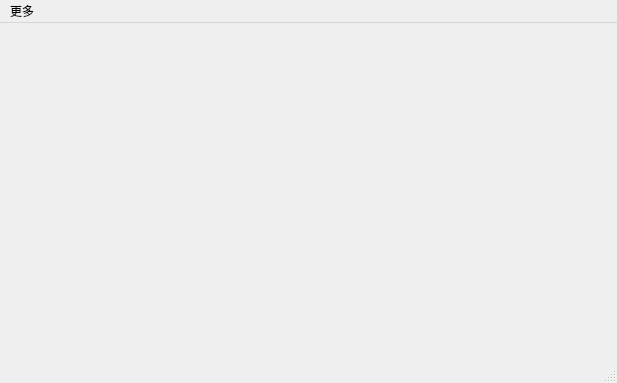
The window that aria2Launcher.ui (15dd/Aria2_Launcher) describes before a commit, drawn with Qt 5.
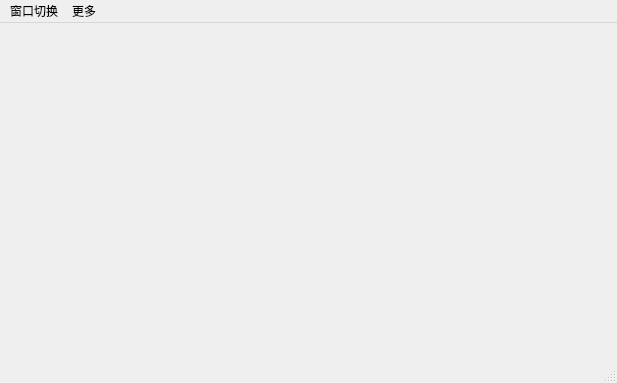
The same window after the commit. Icons and pictures are not drawn.

```diff
--- a/aria2Launcher.ui
+++ b/aria2Launcher.ui
@@ -41,6 +41,14 @@
     <addaction name="separator"/>
     <addaction name="close"/>
    </widget>
+   <widget class="QMenu" name="menu">
+    <property name="title">
+     <string>窗口切换</string>
+    </property>
+    <addaction name="cmd"/>
+    <addaction name="webui"/>
+   </widget>
+   <addaction name="menu"/>
    <addaction name="more"/>
   </widget>
   <widget class="QStatusBar" name="statusBar"/>
```
Left out of the diff: 20 changed lines with no effect on the pictures.
